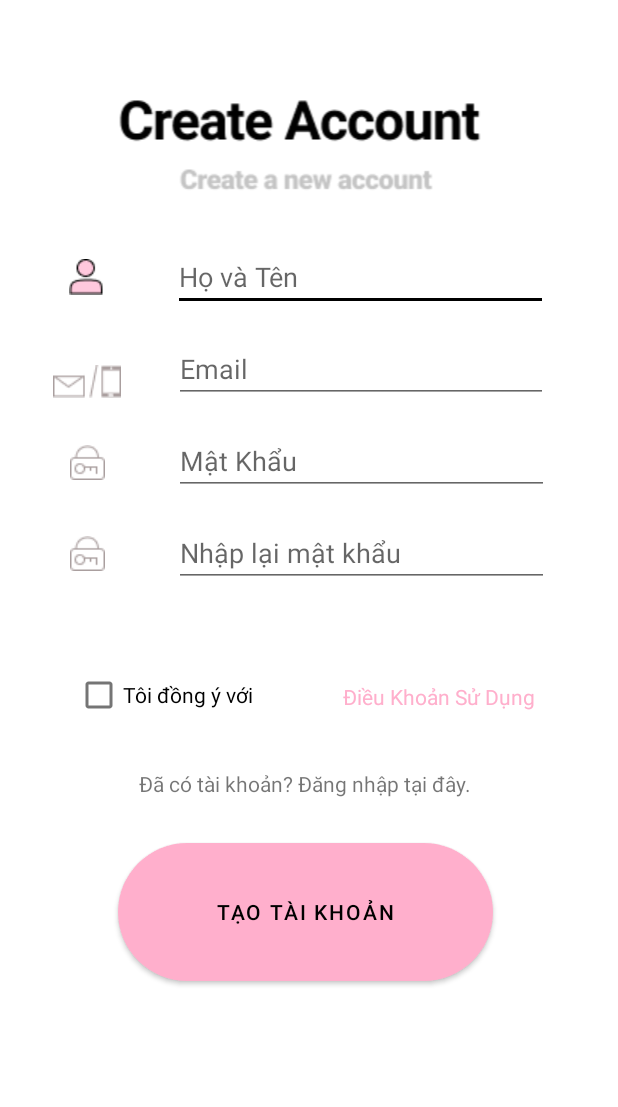
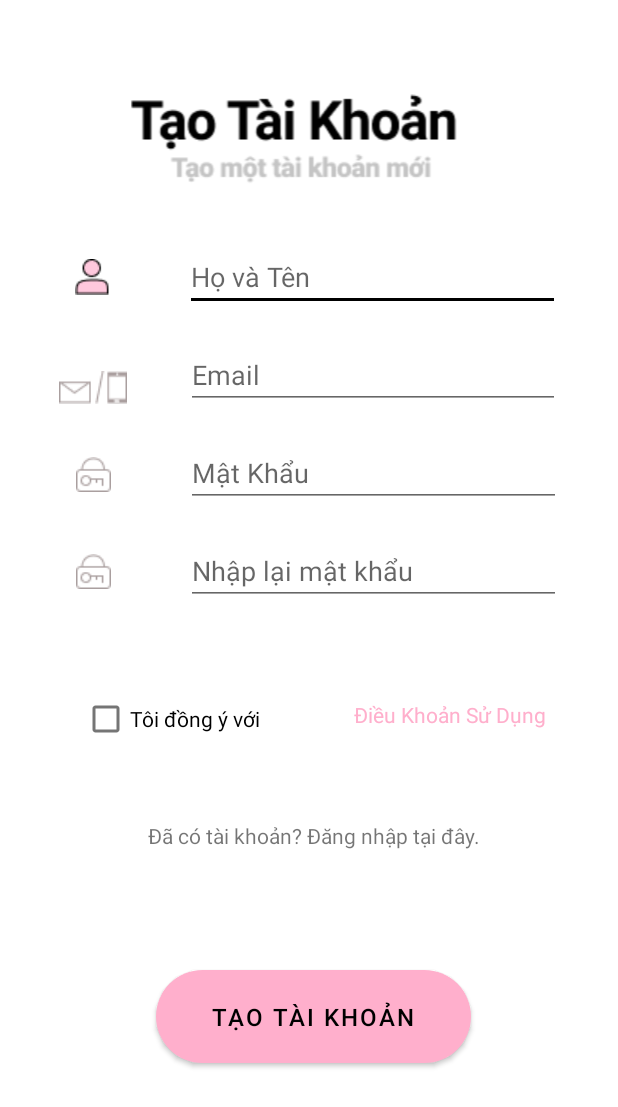
Before and after one commit to nvhieu-04/android-b4u, an Android app: the screen it shows after launch (CreateAccountActivity), on a phone screen of 412 x 824 dp. Shown: the top 1107 px of the screen. Run offline under Robolectric (Android 15) with nearby library versions, the phone set to English and light mode, and no system bars; our stand-ins replace Firebase (no records; nobody signed in at launch, a user with empty details on screens opened directly).

Commit message:
update ảnh

```diff
--- a/app/src/main/res/layout/activity_create_account.xml
+++ b/app/src/main/res/layout/activity_create_account.xml
@@ -10,12 +10,12 @@
         android:id="@+id/intro_image"
         android:layout_width="match_parent"
         android:layout_height="wrap_content"
-        android:layout_marginStart="8dp"
+        android:layout_marginStart="24dp"
         android:layout_marginTop="60dp"
         app:layout_constraintEnd_toEndOf="parent"
         app:layout_constraintStart_toStartOf="parent"
         app:layout_constraintTop_toTopOf="parent"
-        app:srcCompat="@drawable/create_account" />
+        app:srcCompat="@drawable/intro_image_1" />
 
 
     <EditText
@@ -24,7 +24,7 @@
         android:layout_height="wrap_content"
         android:layout_alignParentEnd="true"
         android:layout_marginStart="60dp"
-        android:layout_marginTop="28dp"
+        android:layout_marginTop="36dp"
         android:hint="Họ và Tên"
         android:inputType="textPersonName"
         app:layout_constraintEnd_toEndOf="parent"
@@ -49,7 +49,7 @@
         android:layout_height="wrap_content"
         android:layout_alignParentTop="true"
         android:layout_alignParentEnd="true"
-        android:layout_marginTop="16dp"
+        android:layout_marginTop="20dp"
         android:ems="10"
         android:hint="Email"
         android:inputType="textPersonName"
@@ -79,7 +79,7 @@
         android:layout_height="wrap_content"
         android:layout_alignParentTop="true"
         android:layout_alignParentEnd="true"
-        android:layout_marginTop="16dp"
+        android:layout_marginTop="20dp"
         android:ems="10"
         android:hint="Mật Khẩu"
         android:inputType="textPassword"
@@ -106,7 +106,7 @@
         android:layout_height="wrap_content"
         android:layout_alignParentTop="true"
         android:layout_alignParentEnd="true"
-        android:layout_marginTop="16dp"
+        android:layout_marginTop="20dp"
         android:ems="10"
         android:hint="Nhập lại mật khẩu"
         android:inputType="textPassword"
@@ -135,7 +135,7 @@
         android:layout_below="@+id/editTextConfirmPassword"
         android:layout_alignParentStart="true"
         android:layout_alignParentEnd="true"
-        android:layout_marginTop="48dp"
+        android:layout_marginTop="52dp"
         android:text="Tôi đồng ý với "
         app:layout_constraintEnd_toStartOf="@+id/textForgetPassword"
         app:layout_constraintStart_toStartOf="@+id/imageView5"
@@ -148,7 +148,7 @@
         android:layout_below="@+id/editTextConfirmPassword"
         android:layout_alignParentEnd="true"
 
-        android:layout_marginStart="24dp"
+        android:layout_marginStart="26dp"
         android:layout_marginTop="63dp"
         android:text="Điều Khoản Sử Dụng"
         android:textColor="@color/colorPrimary"
@@ -158,16 +158,18 @@
 
     <Button
         android:id="@+id/login_button"
-        android:layout_width="250dp"
-        android:layout_height="92dp"
+        android:layout_width="210dp"
+        android:layout_height="62dp"
         android:layout_alignParentStart="true"
         android:layout_alignParentEnd="true"
         android:layout_alignParentBottom="true"
-        android:layout_marginTop="30dp"
+        android:layout_marginTop="80dp"
         android:background="@drawable/custom_button_login"
         android:text="Tạo Tài Khoản"
         android:textColor="@color/black"
+        android:textSize="16sp"
         app:layout_constraintEnd_toEndOf="@+id/loginScreen"
+        app:layout_constraintHorizontal_bias="0.444"
         app:layout_constraintStart_toStartOf="@+id/loginScreen"
         app:layout_constraintTop_toBottomOf="@+id/loginScreen" />
 
@@ -175,7 +177,7 @@
         android:id="@+id/loginScreen"
         android:layout_width="wrap_content"
         android:layout_height="wrap_content"
-        android:layout_marginTop="25dp"
+        android:layout_marginTop="44dp"
         android:text="Đã có tài khoản? Đăng nhập tại đây."
         app:layout_constraintEnd_toEndOf="@+id/textForgetPassword"
         app:layout_constraintStart_toStartOf="@+id/checkBox"
```
Also changed, not shown: app/src/main/res/drawable/intro_image_1.png (added).
